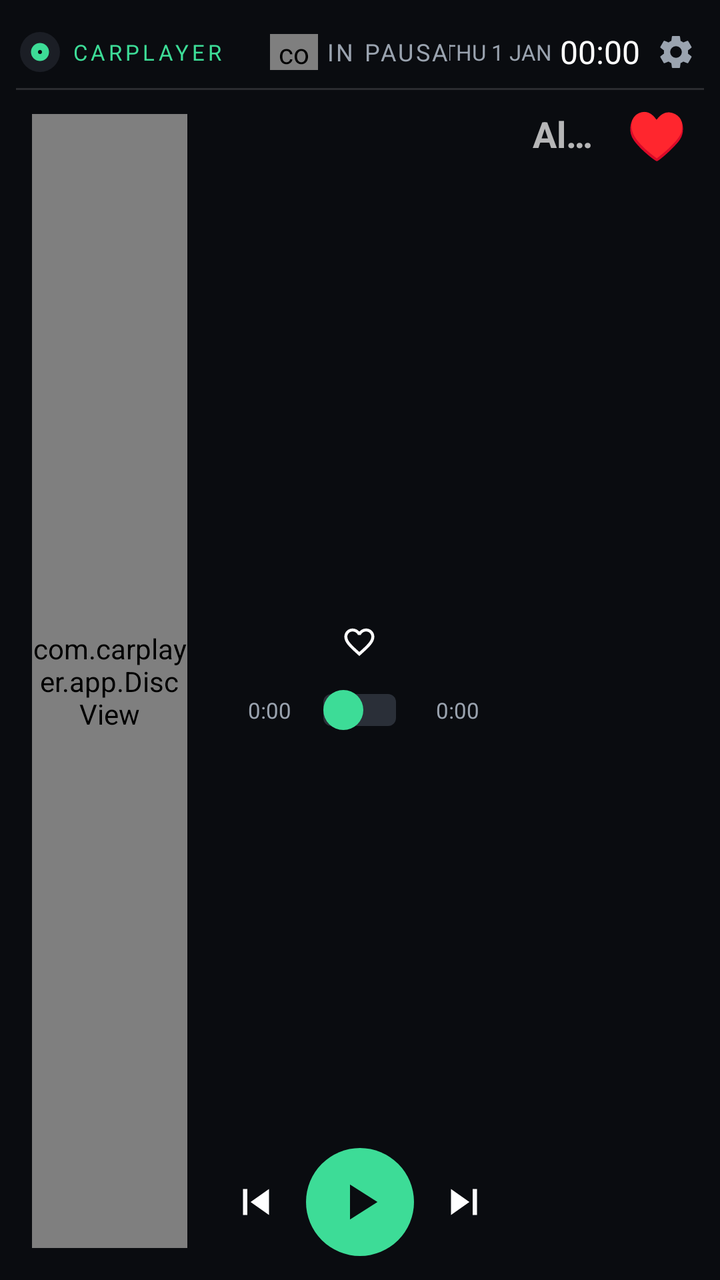
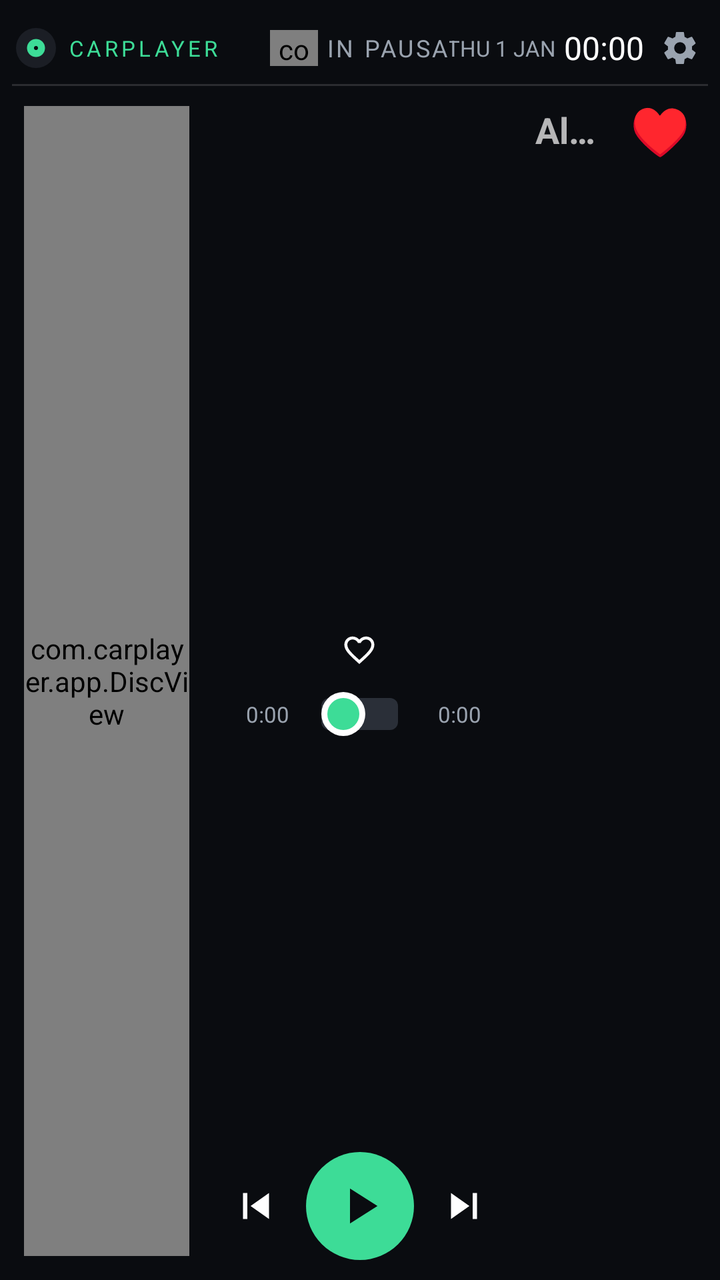

Two renders of the same Android screen: before a commit and after it. Below are the layout's source before the change and the commit's diff.
<!-- AndroidManifest.xml: application theme AppTheme -->
<!-- res/layout/activity_main.xml -->
<?xml version="1.0" encoding="utf-8"?>
<LinearLayout xmlns:android="http://schemas.android.com/apk/res/android"
    android:id="@+id/root"
    android:layout_width="match_parent"
    android:layout_height="match_parent"
    android:background="@color/bg"
    android:orientation="vertical"
    android:padding="@dimen/pad">

    
    <include layout="@layout/header" />

    <LinearLayout
        android:layout_width="match_parent"
        android:layout_height="0dp"
        android:layout_weight="1"
        android:baselineAligned="false"
        android:orientation="horizontal">

        
        <FrameLayout
            android:id="@+id/discCol"
            android:layout_width="0dp"
            android:layout_height="match_parent"
            android:layout_weight="3"
            android:padding="@dimen/pad">

            <com.carplayer.app.DiscView
                android:id="@+id/disc"
                android:layout_width="match_parent"
                android:layout_height="match_parent" />
        </FrameLayout>

        
        <LinearLayout
            android:id="@+id/centerCol"
            android:layout_width="0dp"
            android:layout_height="match_parent"
            android:layout_weight="5"
            android:orientation="vertical">

        
        <ScrollView
            android:layout_width="match_parent"
            android:layout_height="0dp"
            android:layout_weight="1"
            android:fillViewport="true"
            android:scrollbars="none">

            <LinearLayout
                android:layout_width="match_parent"
                android:layout_height="match_parent"
                android:gravity="center"
                android:orientation="vertical"
                android:paddingStart="@dimen/gap"
                android:paddingEnd="@dimen/gap">

                <TextView
                    android:id="@+id/tvTitle"
                    android:layout_width="match_parent"
                    android:layout_height="wrap_content"
                    android:ellipsize="end"
                    android:gravity="center"
                    android:maxLines="2"
                    android:minLines="1"
                    android:textColor="#FFFFFF"
                    android:textSize="@dimen/title_sp" />

                <TextView
                    android:id="@+id/tvArtist"
                    android:layout_width="match_parent"
                    android:layout_height="wrap_content"
                    android:layout_marginTop="2dp"
                    android:ellipsize="end"
                    android:gravity="center"
                    android:maxLines="1"
                    android:textColor="@color/gray"
                    android:textSize="@dimen/artist_sp" />

                <ImageButton
                    android:id="@+id/btnHeart"
                    android:layout_width="@dimen/heart"
                    android:layout_height="@dimen/heart"
                    android:layout_marginTop="4dp"
                    android:background="?android:attr/selectableItemBackgroundBorderless"
                    android:padding="@dimen/ico_pad"
                    android:scaleType="fitCenter"
                    android:src="@drawable/ic_heart" />

                
                <LinearLayout
                    android:layout_width="match_parent"
                    android:layout_height="wrap_content"
                    android:layout_marginTop="@dimen/gap"
                    android:gravity="center_vertical"
                    android:orientation="horizontal">

                    <TextView
                        android:id="@+id/tvPos"
                        android:layout_width="@dimen/time_w"
                        android:layout_height="wrap_content"
                        android:gravity="end"
                        android:text="0:00"
                        android:textColor="@color/gray"
                        android:textSize="@dimen/time_sp" />

                    <SeekBar
                        android:id="@+id/seek"
                        android:layout_width="0dp"
                        android:layout_height="@dimen/seek_h"
                        android:layout_weight="1"
                        android:progressDrawable="@drawable/seek_progress"
                        android:thumb="@drawable/seek_thumb"
                        android:thumbOffset="0dp"
                        android:splitTrack="false" />

                    <TextView
                        android:id="@+id/tvDur"
                        android:layout_width="@dimen/time_w"
                        android:layout_height="wrap_content"
                        android:paddingStart="4dp"
                        android:text="0:00"
                        android:textColor="@color/gray"
                        android:textSize="@dimen/time_sp" />
                </LinearLayout>

            </LinearLayout>
        </ScrollView>

        
        <LinearLayout
            android:layout_width="match_parent"
            android:layout_height="wrap_content"
            android:layout_marginTop="@dimen/gap"
            android:gravity="center"
            android:orientation="horizontal">

            <ImageButton
                android:id="@+id/btnShuffle"
                android:layout_width="@dimen/ctl_side"
                android:layout_height="@dimen/ctl_side"
                android:background="?android:attr/selectableItemBackgroundBorderless"
                android:padding="@dimen/ico_pad"
                android:scaleType="fitCenter"
                android:src="@drawable/ic_shuffle"
                android:tint="#FFFFFF" />

            <ImageButton
                android:id="@+id/btnPrev"
                android:layout_width="@dimen/ctl_mid"
                android:layout_height="@dimen/ctl_mid"
                android:background="?android:attr/selectableItemBackgroundBorderless"
                android:padding="@dimen/ico_pad"
                android:scaleType="fitCenter"
                android:src="@drawable/ic_prev"
                android:tint="#FFFFFF" />

            <ImageButton
                android:id="@+id/btnPlay"
                android:layout_width="@dimen/play"
                android:layout_height="@dimen/play"
                android:layout_marginStart="@dimen/gap"
                android:layout_marginEnd="@dimen/gap"
                android:background="@drawable/bg_play"
                android:padding="@dimen/play_pad"
                android:scaleType="fitCenter"
                android:src="@drawable/ic_play"
                android:tint="@color/bg" />

            <ImageButton
                android:id="@+id/btnNext"
                android:layout_width="@dimen/ctl_mid"
                android:layout_height="@dimen/ctl_mid"
                android:background="?android:attr/selectableItemBackgroundBorderless"
                android:padding="@dimen/ico_pad"
                android:scaleType="fitCenter"
                android:src="@drawable/ic_next"
                android:tint="#FFFFFF" />

            <ImageButton
                android:id="@+id/btnRepeat"
                android:layout_width="@dimen/ctl_side"
                android:layout_height="@dimen/ctl_side"
                android:background="?android:attr/selectableItemBackgroundBorderless"
                android:padding="@dimen/ico_pad"
                android:scaleType="fitCenter"
                android:src="@drawable/ic_repeat"
                android:tint="#FFFFFF" />
        </LinearLayout>

        <include layout="@layout/strip" />
        </LinearLayout>

        
        <LinearLayout
            android:id="@+id/rightCol"
            android:layout_width="0dp"
            android:layout_height="match_parent"
            android:layout_weight="3"
            android:orientation="vertical">

            <LinearLayout
                android:layout_width="match_parent"
                android:layout_height="@dimen/tab_h"
                android:orientation="horizontal">

                <TextView
                    android:id="@+id/tabFolder"
                    android:layout_width="0dp"
                    android:layout_height="match_parent"
                    android:layout_weight="1"
                    android:background="?android:attr/selectableItemBackground"
                    android:ellipsize="end"
                    android:gravity="center"
                    android:maxLines="1"
                    android:paddingStart="8dp"
                    android:paddingEnd="8dp"
                    android:text="Album"
                    android:textSize="@dimen/tab_sp"
                    android:textStyle="bold" />

                <TextView
                    android:id="@+id/tabFavs"
                    android:layout_width="0dp"
                    android:layout_height="match_parent"
                    android:layout_weight="1"
                    android:background="?android:attr/selectableItemBackground"
                    android:gravity="center"
                    android:text="&#9829;"
                    android:textColor="#FF4D6D"
                    android:textSize="@dimen/tab_heart_sp"
                    android:textStyle="bold" />
            </LinearLayout>

            <FrameLayout
                android:layout_width="match_parent"
                android:layout_height="0dp"
                android:layout_weight="1">

                <ListView
                    android:id="@+id/list"
                    android:layout_width="match_parent"
                    android:layout_height="match_parent"
                    android:divider="@null"
                    android:scrollbars="none" />

                <TextView
                    android:id="@+id/tvEmpty"
                    android:layout_width="match_parent"
                    android:layout_height="match_parent"
                    android:background="?android:attr/selectableItemBackground"
                    android:gravity="center"
                    android:padding="16dp"
                    android:textColor="@color/gray"
                    android:textSize="@dimen/tab_sp"
                    android:visibility="gone" />
            </FrameLayout>
        </LinearLayout>

        
        <LinearLayout
            android:id="@+id/showList"
            android:layout_width="@dimen/handle_w"
            android:layout_height="match_parent"
            android:background="?android:attr/selectableItemBackground"
            android:gravity="center"
            android:orientation="vertical"
            android:visibility="gone">

            <ImageView
                android:id="@+id/ivHandle"
                android:layout_width="24dp"
                android:layout_height="24dp"
                android:src="@drawable/ic_chevron_left"
                android:tint="#FFFFFF" />
        </LinearLayout>
    </LinearLayout>
</LinearLayout>
<!-- res/layout/header.xml (included above) -->
<?xml version="1.0" encoding="utf-8"?>
<LinearLayout xmlns:android="http://schemas.android.com/apk/res/android"
    android:layout_width="match_parent"
    android:layout_height="wrap_content"
    android:layout_marginBottom="@dimen/gap"
    android:orientation="vertical">

    <LinearLayout
        android:layout_width="match_parent"
        android:layout_height="@dimen/header_h"
        android:gravity="center_vertical"
        android:orientation="horizontal">

        <LinearLayout
            android:layout_width="0dp"
            android:layout_height="match_parent"
            android:layout_weight="1"
            android:gravity="center_vertical|start"
            android:orientation="horizontal">

            <ImageView
                android:layout_width="@dimen/logo"
                android:layout_height="@dimen/logo"
                android:src="@drawable/ic_launcher" />

            <TextView
                android:id="@+id/tvBrand"
                android:layout_width="wrap_content"
                android:layout_height="wrap_content"
                android:layout_marginStart="@dimen/gap"
                android:letterSpacing="0.15"
                android:maxLines="1"
                android:text="CARPLAYER"
                android:textColor="@color/accent"
                android:textSize="@dimen/brand_sp" />
        </LinearLayout>

        <LinearLayout
            android:layout_width="wrap_content"
            android:layout_height="match_parent"
            android:gravity="center_vertical"
            android:orientation="horizontal">

            <com.carplayer.app.EqView
                android:id="@+id/eq"
                android:layout_width="@dimen/eq_w"
                android:layout_height="@dimen/eq_h" />

            <TextView
                android:id="@+id/tvStatus"
                android:layout_width="wrap_content"
                android:layout_height="wrap_content"
                android:layout_marginStart="@dimen/gap"
                android:letterSpacing="0.1"
                android:maxLines="1"
                android:text="IN PAUSA"
                android:textColor="@color/gray"
                android:textSize="@dimen/status_sp" />
        </LinearLayout>

        <LinearLayout
            android:layout_width="0dp"
            android:layout_height="match_parent"
            android:layout_weight="1"
            android:gravity="center_vertical|end"
            android:orientation="horizontal">

            <TextClock
                android:id="@+id/dateClock"
                android:layout_width="wrap_content"
                android:layout_height="wrap_content"
                android:layout_marginEnd="@dimen/gap"
                android:format12Hour="EEE d MMM"
                android:format24Hour="EEE d MMM"
                android:textAllCaps="true"
                android:textColor="@color/gray"
                android:textSize="@dimen/date_sp" />

            <TextClock
                android:id="@+id/clock"
                android:layout_width="wrap_content"
                android:layout_height="wrap_content"
                android:format12Hour="HH:mm"
                android:format24Hour="HH:mm"
                android:textColor="#FFFFFF"
                android:textSize="@dimen/clock_sp" />

            
            <ImageButton
                android:id="@+id/btnSettings"
                android:layout_width="@dimen/gear"
                android:layout_height="@dimen/gear"
                android:layout_marginStart="@dimen/gap"
                android:background="?android:attr/selectableItemBackgroundBorderless"
                android:padding="4dp"
                android:scaleType="fitCenter"
                android:src="@drawable/ic_gear" />
        </LinearLayout>
    </LinearLayout>

    <View
        android:layout_width="match_parent"
        android:layout_height="1dp"
        android:background="#22FFFFFF" />
</LinearLayout>
<!-- res/layout/strip.xml (included above) -->
<?xml version="1.0" encoding="utf-8"?>
<HorizontalScrollView xmlns:android="http://schemas.android.com/apk/res/android"
    android:id="@+id/strip"
    android:layout_width="match_parent"
    android:layout_height="wrap_content"
    android:layout_marginTop="@dimen/gap"
    android:overScrollMode="never"
    android:scrollbars="none">

    <LinearLayout
        android:id="@+id/stripBox"
        android:layout_width="wrap_content"
        android:layout_height="wrap_content"
        android:orientation="horizontal" />
</HorizontalScrollView>
<!-- resources referenced by this layout -->
<resources>
  <color name="accent">#3DDC97</color>
  <color name="bg">#0A0C10</color>
  <color name="gray">#9AA3AF</color>
  <dimen name="artist_sp">13sp</dimen>
  <dimen name="brand_sp">11sp</dimen>
  <dimen name="clock_sp">16sp</dimen>
  <dimen name="ctl_mid">42dp</dimen>
  <dimen name="ctl_side">32dp</dimen>
  <dimen name="date_sp">11sp</dimen>
  <dimen name="eq_h">18dp</dimen>
  <dimen name="eq_w">24dp</dimen>
  <dimen name="gap">4dp</dimen>
  <dimen name="gear">28dp</dimen>
  <dimen name="handle_w">20dp</dimen>
  <dimen name="header_h">36dp</dimen>
  <dimen name="heart">34dp</dimen>
  <dimen name="ico_pad">8dp</dimen>
  <dimen name="logo">24dp</dimen>
  <dimen name="pad">8dp</dimen>
  <dimen name="play">54dp</dimen>
  <dimen name="play_pad">12dp</dimen>
  <dimen name="seek_h">26dp</dimen>
  <dimen name="status_sp">12sp</dimen>
  <dimen name="tab_h">36dp</dimen>
  <dimen name="tab_heart_sp">24sp</dimen>
  <dimen name="tab_sp">18sp</dimen>
  <dimen name="time_sp">11sp</dimen>
  <dimen name="time_w">40dp</dimen>
  <dimen name="title_sp">22sp</dimen>
  <!-- drawable bg_play (drawable) -->
  <?xml version="1.0" encoding="utf-8"?>
  <shape xmlns:android="http://schemas.android.com/apk/res/android" android:shape="oval">
      <solid android:color="@color/accent" />
  </shape>
  <!-- drawable ic_chevron_left (drawable) -->
  <vector xmlns:android="http://schemas.android.com/apk/res/android"
      android:width="24dp"
      android:height="24dp"
      android:viewportWidth="24"
      android:viewportHeight="24">
      <path
          android:fillColor="#FFFFFF"
          android:pathData="M15.4,7.4L14,6l-6,6 6,6 1.4,-1.4L10.8,12z" />
  </vector>
  <!-- drawable ic_next (drawable) -->
  <vector xmlns:android="http://schemas.android.com/apk/res/android"
      android:width="24dp" android:height="24dp" android:viewportWidth="24" android:viewportHeight="24">
      <path android:fillColor="#FFFFFF" android:pathData="M6,18l8.5,-6L6,6v12zM16,6v12h2V6h-2z" />
  </vector>
  <!-- drawable ic_play (drawable) -->
  <vector xmlns:android="http://schemas.android.com/apk/res/android"
      android:width="24dp" android:height="24dp" android:viewportWidth="24" android:viewportHeight="24">
      <path android:fillColor="#FFFFFF" android:pathData="M8,5v14l11,-7z" />
  </vector>
  <!-- drawable ic_prev (drawable) -->
  <vector xmlns:android="http://schemas.android.com/apk/res/android"
      android:width="24dp" android:height="24dp" android:viewportWidth="24" android:viewportHeight="24">
      <path android:fillColor="#FFFFFF" android:pathData="M6,6h2v12H6zm3.5,6l8.5,6V6z" />
  </vector>
  <!-- drawable ic_repeat (drawable) -->
  <vector xmlns:android="http://schemas.android.com/apk/res/android"
      android:width="24dp" android:height="24dp" android:viewportWidth="24" android:viewportHeight="24">
      <path android:fillColor="#FFFFFF" android:pathData="M7,7h10v3l4,-4 -4,-4v3H5v6h2V7zm10,10H7v-3l-4,4 4,4v-3h12v-6h-2v4z" />
  </vector>
  <!-- drawable seek_thumb (drawable) -->
  <?xml version="1.0" encoding="utf-8"?>
  <shape xmlns:android="http://schemas.android.com/apk/res/android" android:shape="oval">
      <solid android:color="@color/accent" />
      <size android:width="20dp" android:height="20dp" />
  </shape>
  <style name="AppTheme" parent="android:Theme.Material.NoActionBar">
          <item name="android:windowBackground">@color/bg</item>
          <item name="android:statusBarColor">@color/bg</item>
          <item name="android:navigationBarColor">@color/bg</item>
          <item name="android:colorAccent">@color/accent</item>
      </style>
  <dimen name="seek_thick">8dp</dimen>
  <!-- unchanged entries left out for length: 5 -->
</resources>

<!-- the commit's change to res/layout/activity_main.xml (unified diff, before → after) -->
@@ -131,7 +131,7 @@
         <LinearLayout
             android:layout_width="match_parent"
             android:layout_height="wrap_content"
-            android:layout_marginTop="@dimen/gap"
+            android:layout_marginTop="0dp"
             android:gravity="center"
             android:orientation="horizontal">
 
<!-- resource entries referenced after the edit -->
@@ -18,10 +18,10 @@
   <dimen name="heart">34dp</dimen>
   <dimen name="ico_pad">8dp</dimen>
   <dimen name="logo">24dp</dimen>
-  <dimen name="pad">8dp</dimen>
+  <dimen name="pad">6dp</dimen>
   <dimen name="play">54dp</dimen>
   <dimen name="play_pad">12dp</dimen>
-  <dimen name="seek_h">26dp</dimen>
+  <dimen name="seek_h">22dp</dimen>
   <dimen name="status_sp">12sp</dimen>
   <dimen name="tab_h">36dp</dimen>
   <dimen name="tab_heart_sp">24sp</dimen>
@@ -66,10 +66,19 @@
   </vector>
   <!-- drawable seek_thumb (drawable) -->
   <?xml version="1.0" encoding="utf-8"?>
-  <shape xmlns:android="http://schemas.android.com/apk/res/android" android:shape="oval">
-      <solid android:color="@color/accent" />
-      <size android:width="20dp" android:height="20dp" />
-  </shape>
+  <layer-list xmlns:android="http://schemas.android.com/apk/res/android">
+      <item>
+          <shape android:shape="oval">
+              <solid android:color="#FFFFFF" />
+              <size android:width="22dp" android:height="22dp" />
+          </shape>
+      </item>
+      <item android:top="3dp" android:bottom="3dp" android:left="3dp" android:right="3dp">
+          <shape android:shape="oval">
+              <solid android:color="@color/accent" />
+          </shape>
+      </item>
+  </layer-list>
   <style name="AppTheme" parent="android:Theme.Material.NoActionBar">
           <item name="android:windowBackground">@color/bg</item>
           <item name="android:statusBarColor">@color/bg</item>
